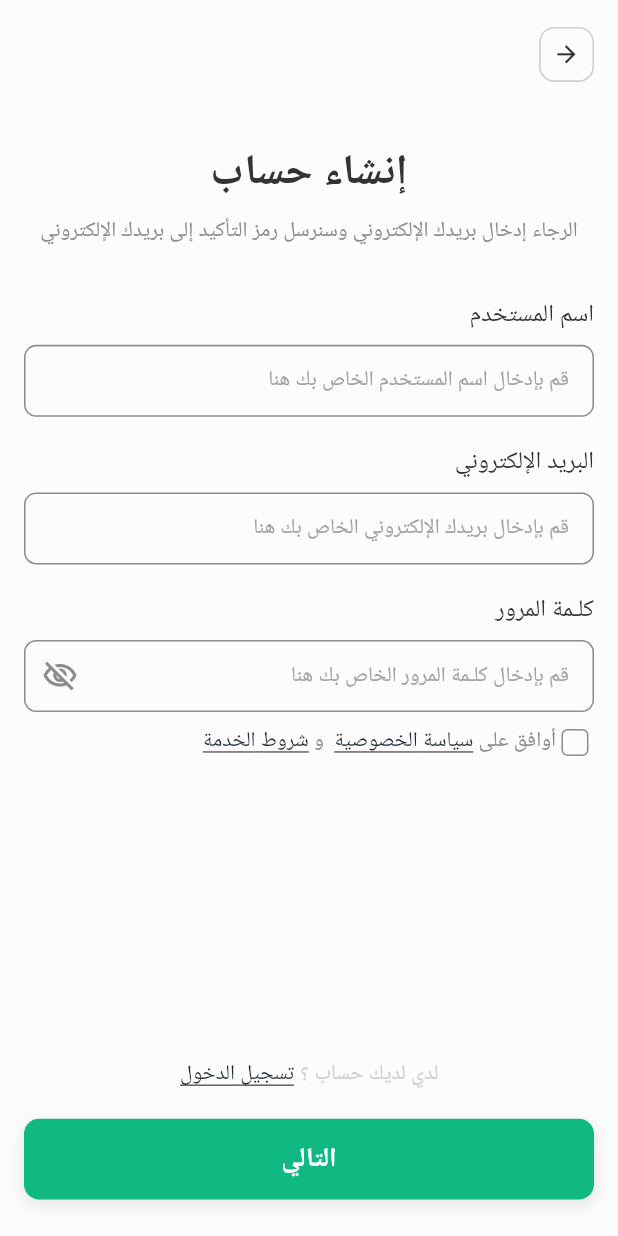
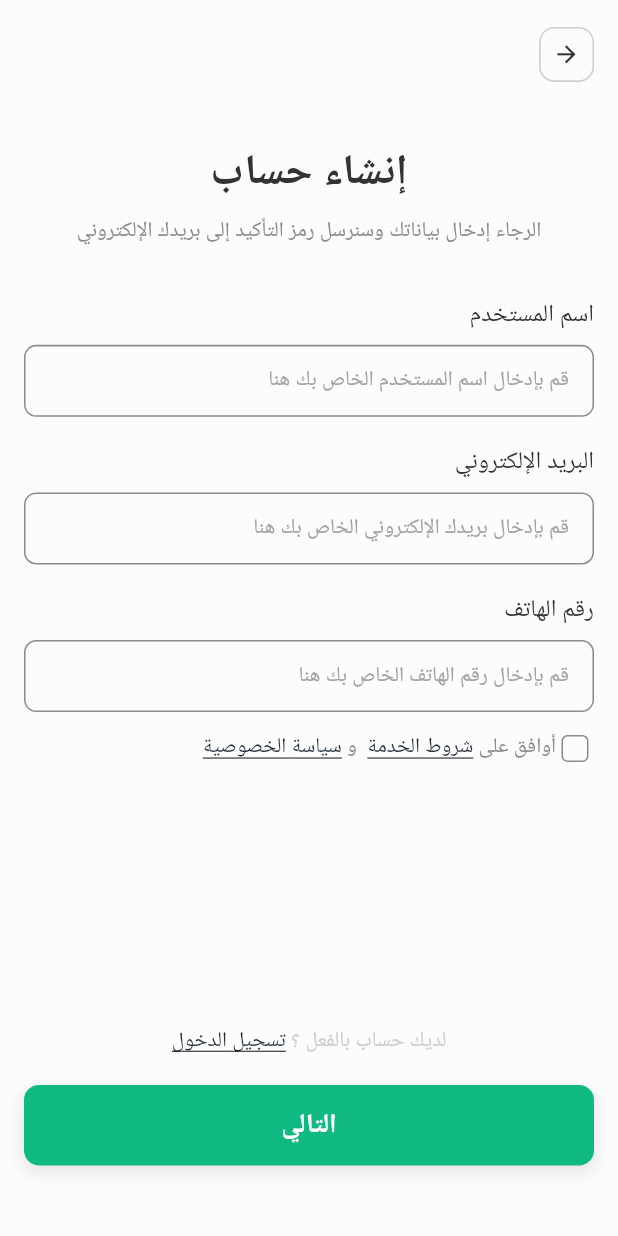
Before and after one commit to ahmedhosamm/Noorex, a Flutter app: the screen it shows after launch, after a tap on "إنشاء حساب", on a phone screen of 412 x 824 dp. Run offline on Flutter 3.47's test engine with Material 3 defaults, Android fonts, the light colour scheme and no system bars; our stand-ins replace flutter_screenutil, flutter_svg, go_router, google_fonts; Roboto replaces fonts that are missing (Cairo).

Commit message:
Add OTP flow and unified auth popups
Introduce an OTP screen and a reusable bottom-sheet popup for authentication flows. Added success_check.svg asset. Refactor AppDialogs.showCommonBottomSheet to accept title, descriptionSpan, primary/secondary buttons and optional image type; replaced guest-specific popup usage. Implement OTP_Password screen with input boxes, timer and focus handling. Update Create_New_Password to accept email/isFromSignup, add confirm password, visibility toggle, and show the common success popup. Update forgot_Password and Signup to collect/validate inputs, pass extras to OTP_Password, and handle navigation; Signup now includes name and phone fields and terms checkbox. Update WelcomeScreen to use the unified popup.

```diff
--- a/lib/Features/Authentication/SignUp/Signup.dart
+++ b/lib/Features/Authentication/SignUp/Signup.dart
@@ -16,22 +16,38 @@ class Signupscreen extends StatefulWidget {
 }
 
 class _SignupscreenState extends State<Signupscreen> {
+  final TextEditingController nameController = TextEditingController();
   final TextEditingController emailController = TextEditingController();
+  final TextEditingController phoneController = TextEditingController();
   final TextEditingController passwordController = TextEditingController();
+
   final GlobalKey<FormState> formKey = GlobalKey<FormState>();
 
   bool isObscure = true;
   bool isAgreed = false;
 
   @override
+  void dispose() {
+
+    nameController.dispose();
+    emailController.dispose();
+    phoneController.dispose();
+    passwordController.dispose();
+    super.dispose();
+  }
+
+  @override
   Widget build(BuildContext context) {
     return BaseScreen(
       child: Form(
         key: formKey,
+        child: SingleChildScrollView(
+          child: SizedBox(
+            height: MediaQuery.of(context).size.height - 40.h,
             child: Column(
               crossAxisAlignment: CrossAxisAlignment.start,
               children: [
-
+                //square back button
                 Align(
                   alignment: Alignment.topRight,
                   child: InkWell(
@@ -53,26 +69,20 @@ class _SignupscreenState extends State<Signupscreen> {
                   ),
                 ),
 
-            SizedBox(height:40.h),
+                SizedBox(height: 40.h),
                 Center(
                   child: Column(
-                mainAxisAlignment: MainAxisAlignment.center,
-                crossAxisAlignment: CrossAxisAlignment.center,
                     children: [
                       Text(
                         'إنشاء حساب',
-                    style: AppTexts.heading1Bold.copyWith(
-                      color: AppColors.neutral1000,
-                    ),
+                        style: AppTexts.heading1Bold.copyWith(color: AppColors.neutral1000),
                         textAlign: TextAlign.center,
                       ),
                       SizedBox(height: 8.h),
                       Text(
-                    'الرجاء إدخال بريدك الإلكتروني وسنرسل رمز التأكيد إلى بريدك الإلكتروني',
+                        'الرجاء إدخال بياناتك وسنرسل رمز التأكيد إلى بريدك الإلكتروني',
                         textAlign: TextAlign.center,
-                    style: AppTexts.contentRegular.copyWith(
-                      color: AppColors.neutral600,
-                    ),
+                        style: AppTexts.contentRegular.copyWith(color: AppColors.neutral600),
                       ),
                     ],
                   ),
@@ -80,8 +90,9 @@ class _SignupscreenState extends State<Signupscreen> {
 
                 SizedBox(height: 32.h),
 
+                // input fields
                 CustomTextFormFieldWidget(
-              controller: emailController,
+                  controller: nameController,
                   labelText: 'اسم المستخدم',
                   hintText: 'قم بإدخال اسم المستخدم الخاص بك هنا',
                 ),
@@ -92,27 +103,23 @@ class _SignupscreenState extends State<Signupscreen> {
                   controller: emailController,
                   labelText: 'البريد الإلكتروني',
                   hintText: 'قم بإدخال بريدك الإلكتروني الخاص بك هنا',
+                  keyboardType: TextInputType.emailAddress,
                 ),
 
                 SizedBox(height: 18.h),
 
                 CustomTextFormFieldWidget(
-              controller: passwordController,
-              labelText: 'كلـمة المرور',
-              hintText: 'قم بإدخال كلـمة المرور الخاص بك هنا',
-              obscureText: isObscure,
-              suffixIcon: IconButton(
-                onPressed: () => setState(() => isObscure = !isObscure),
-                icon: Icon(isObscure ? Icons.visibility_off_outlined  : Icons.remove_red_eye_outlined,
-                    color: AppColors.neutral600),
-              ),
+                  controller: phoneController,
+                  labelText: 'رقم الهاتف',
+                  hintText: 'قم بإدخال رقم الهاتف الخاص بك هنا',
+                  keyboardType: TextInputType.phone,
                 ),
 
-            SizedBox(height: 8.h),
+                SizedBox(height: 12.h),
 
+                // Terms and Conditions Approval Section
                 Row(
                   mainAxisAlignment: MainAxisAlignment.end,
-              crossAxisAlignment: CrossAxisAlignment.center,
                   children: [
                     Expanded(
                       child: Text.rich(
@@ -120,51 +127,22 @@ class _SignupscreenState extends State<Signupscreen> {
                         textDirection: TextDirection.rtl,
                         TextSpan(
                           text: 'أوافق على ',
-                      style: AppTexts.contentRegular.copyWith(
-                        color: AppColors.neutral600,
-                      ),
+                          style: AppTexts.contentRegular.copyWith(color: AppColors.neutral600),
                           children: [
-                        WidgetSpan(
-                          alignment: PlaceholderAlignment.middle,
-                          child: InkWell(
-                            onTap: () => print("Terms"),
-                            child: Text(
-                              'شروط الخدمة',
-                              style: AppTexts.contentEmphasis.copyWith(
-                                color: AppColors.secondary500,
-                                decoration: TextDecoration.underline,
-                                decorationColor: AppColors.secondary500,
-                              ),
-                            ),
-                          ),
-                        ),
+                            _linkTextSpan('شروط الخدمة', () => print("Terms")),
                             const TextSpan(text: '  و '),
-                        WidgetSpan(
-                          alignment: PlaceholderAlignment.middle,
-                          child: InkWell(
-                            onTap: () => print("Privacy"),
-                            child: Text(
-                              'سياسة الخصوصية',
-                              style: AppTexts.contentEmphasis.copyWith(
-                                color: AppColors.secondary500,
-                                decoration: TextDecoration.underline,
-                                decorationColor: AppColors.secondary500,
-                              ),
-                            ),
-                          ),
-                        ),
+                            _linkTextSpan('سياسة الخصوصية', () => print("Privacy")),
                           ],
                         ),
                       ),
                     ),
-
                     SizedBox(
                       width: 24.w,
                       height: 24.h,
                       child: Checkbox(
                         value: isAgreed,
                         activeColor: AppColors.primary700,
-                    side: BorderSide(color: AppColors.neutral600,),
+                        side:  BorderSide(color: AppColors.neutral600),
                         shape: RoundedRectangleBorder(borderRadius: BorderRadius.circular(4.r)),
                         onChanged: (val) => setState(() => isAgreed = val!),
                       ),
@@ -172,18 +150,15 @@ class _SignupscreenState extends State<Signupscreen> {
                   ],
                 ),
 
-
                 const Spacer(),
 
+                // Link back to log in
                 Center(
                   child: Text.rich(
                     TextSpan(
-                  text: 'لدي لديك حساب ؟',
-                  style: AppTexts.contentRegular.copyWith(
-                    color: AppColors.neutral300,
-                  ),
+                      text: 'لديك حساب بالفعل ؟ ',
+                      style: AppTexts.contentRegular.copyWith(color: AppColors.neutral300),
                       children: [
-                    WidgetSpan(child: SizedBox(width: 4.w)),
                         TextSpan(
                           text: 'تسجيل الدخول',
                           style: AppTexts.contentEmphasis.copyWith(
@@ -191,9 +166,7 @@ class _SignupscreenState extends State<Signupscreen> {
                             decoration: TextDecoration.underline,
                           ),
                           recognizer: TapGestureRecognizer()
-                        ..onTap = () {
-                          context.push('/login');
-                        },
+                            ..onTap = () => context.push('/login'),
                         ),
                       ],
                     ),
@@ -202,16 +175,45 @@ class _SignupscreenState extends State<Signupscreen> {
 
                 SizedBox(height: 18.h),
 
+                // Send button with unified logic
                 CustomButtonWidget(
                   text: 'التالي',
                   color: AppColors.primary700,
-              onPressed: () {},
+                  onPressed: () {
+                    if (formKey.currentState!.validate()) {
+                      if (isAgreed) {
+                        // Passing data to the OTP page with the indication that we are in signup mode
+                        context.push('/OTP_Password', extra: {
+                          'email': emailController.text,
+                          'isFromSignup': true,
+                        });
+                      } else {
+                        ScaffoldMessenger.of(context).showSnackBar(
+                          const SnackBar(content: Text('يرجى الموافقة على شروط الخدمة أولاً')),
+                        );
+                      }
+                    }
+                  },
                 ),
 
                 SizedBox(height: 24.h),
               ],
             ),
           ),
+        ),
+      ),
+    );
+  }
+
+  // Method to help with link texts
+  TextSpan _linkTextSpan(String text, VoidCallback onTap) {
+    return TextSpan(
+      text: text,
+      style: AppTexts.contentEmphasis.copyWith(
+        color: AppColors.secondary500,
+        decoration: TextDecoration.underline,
+      ),
+      recognizer: TapGestureRecognizer()..onTap = onTap,
     );
   }
 }
--- a/lib/routes/app-router.dart
+++ b/lib/routes/app-router.dart
@@ -3,6 +3,7 @@ import 'package:noorex/Features/Authentication/Login/Login.dart';
 import 'package:noorex/Features/Splash/View%20UI/Splash_Screen.dart';
 import '../Features/Authentication/Create New Passward/Create _New_Passward.dart';
 import '../Features/Authentication/Forgot Password/forgot_Password.dart';
+import '../Features/Authentication/OTP Screen/OTP_Password.dart';
 import '../Features/Authentication/SignUp/Signup.dart';
 import '../Features/Authentication/Welcome Screen/Welcome_Screen.dart';
 
@@ -15,8 +16,21 @@ class AppRouter {
       GoRoute(path: '/login', builder: (context, state) => const LoginScreen()),
       GoRoute(path: '/WelcomeScreen', builder: (context, state) => const WelcomeScreen()),
       GoRoute(path: '/Signup', builder: (context, state) => const Signupscreen()),
-      GoRoute(path: '/CreateNewPassword', builder: (context, state) => const Create_New_Password()),
       GoRoute(path: '/forgot_Password', builder: (context, state) => const forgot_Password()),
+      GoRoute(
+        path: '/OTP_Password',
+        builder: (context, state) {
+          final extra = state.extra as Map<String, dynamic>;
+          return OTP_Password(email: extra['email'], isFromSignup: extra['isFromSignup']);
+        },
+      ),
+      GoRoute(
+        path: '/CreateNewPassword',
+        builder: (context, state) {
+          final extra = state.extra as Map<String, dynamic>;
+          return Create_New_Password(email: extra['email'], isFromSignup: extra['isFromSignup']);
+        },
+      ),
     ],
   );
 }
```
Also changed, not shown: lib/Features/Authentication/Create New Passward/Create _New_Passward.dart (+71 -100 lines), lib/Features/Authentication/Forgot Password/forgot_Password.dart (+8 -13 lines), lib/Features/Authentication/OTP Screen/OTP_Password.dart (added, +136 -0 lines), lib/Features/Authentication/Welcome Screen/Welcome_Screen.dart (+42 -15 lines), lib/Style/Widgets/Popups/Poup_UI.dart (+39 -60 lines), Assets/Icons/Svg/success_check.svg (added). Lines whose indentation alone changed are shown as unchanged.
